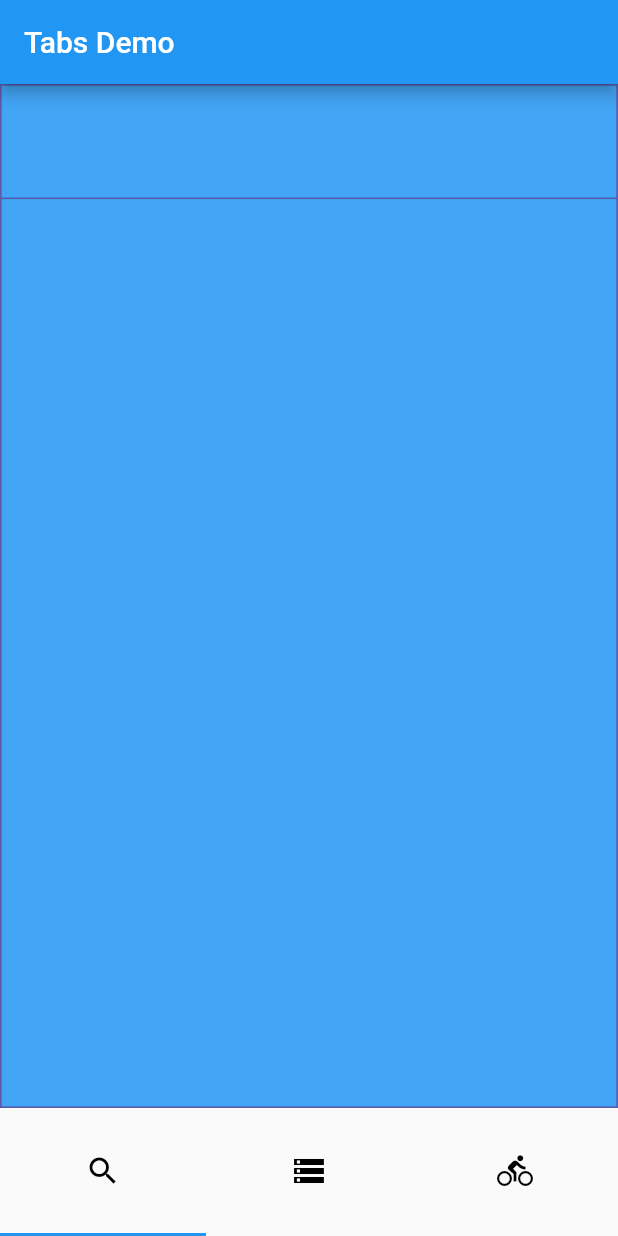
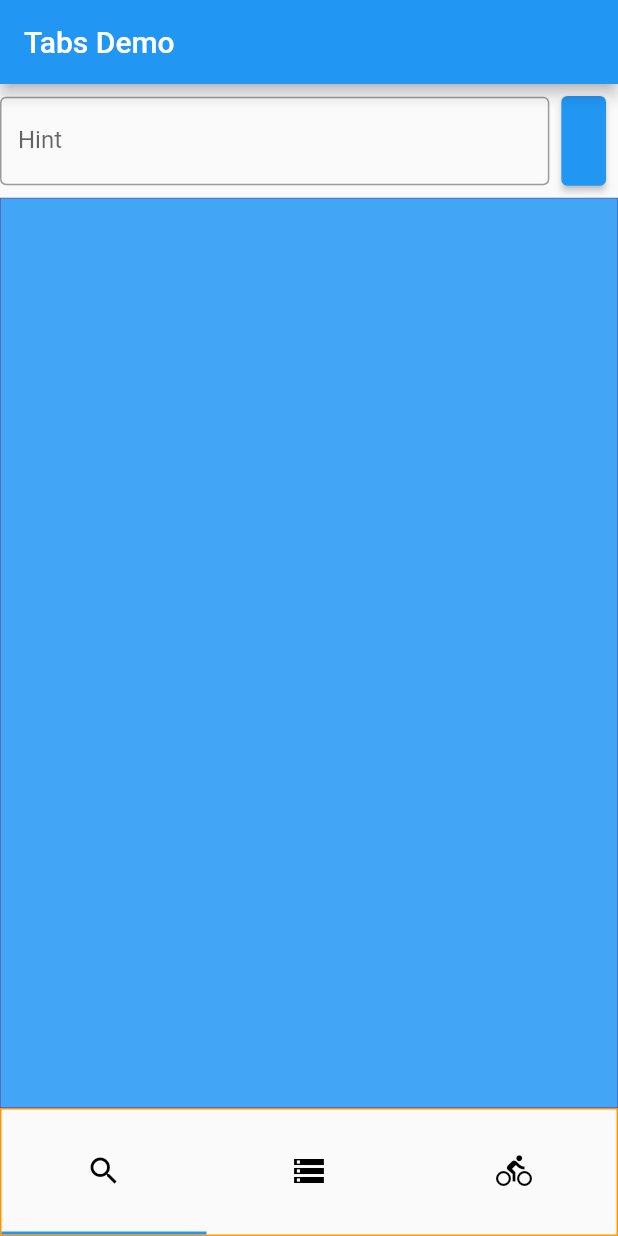
Before and after one commit to chance-up/flutter_git_api, a Flutter app: the screen it shows after launch, on a phone screen of 412 x 824 dp. Run offline on Flutter 3.47's test engine with Material 2 defaults, Android fonts, the phone set to English and light mode, and no system bars.

Commit message:
add textField and button widgets for search

```diff
--- a/lib/view/base_screen.dart
+++ b/lib/view/base_screen.dart
@@ -28,27 +28,8 @@ class BaseScreen extends StatelessWidget {
     return TabBarView(children: views);
   }
 
-  MaterialApp _buildBaseView() {
-    return MaterialApp(
-      home: DefaultTabController(
-          length: views.length,
-          child: Scaffold(
-            appBar: AppBar(
-              bottom: TabBar(
-                tabs: viewIcons,
-              ),
-              title: const Text('Tabs Demo'),
-            ),
-            body: TabBarView(
-              children: views,
-            ),
-          )),
-    );
-  }
-
-  MaterialApp _buildBaseView1() {
-    return MaterialApp(
-      home: DefaultTabController(
+  DefaultTabController _buildBaseView1() {
+    return DefaultTabController(
         length: views.length,
         child: Scaffold(
             appBar: AppBar(
@@ -64,16 +45,15 @@ class BaseScreen extends StatelessWidget {
                   flex: 1,
                   child: Container(
                     child: _buildTabBar(),
-                      decoration: const BoxDecoration(),
+                    decoration: BoxDecoration(
+                        border: Border.all(
+                      width: 1,
+                      color: Colors.orange,
+                    )),
                   ),
                 ),
               ],
-              )
-              // TabBarView(
-              //         children: views,
-              //       ),
-              )),
-    );
+            )));
   }
 
   @override
--- a/lib/view/search/search_screen.dart
+++ b/lib/view/search/search_screen.dart
@@ -14,14 +14,28 @@ class SearchScreen extends StatelessWidget {
   @override
   Widget build(BuildContext context) {
     return Container(
-      decoration: BoxDecoration(
-          color: Colors.red,
-          border: Border.all(color: Colors.indigo, width: 0.5)),
       child: Column(
         children: <Widget>[
           Expanded(
             flex: 1,
-            child: boxWidget(),
+            child: Row(children: <Widget>[
+              Expanded(
+                  flex: 8,
+                  child: TextField(
+                      decoration: InputDecoration(
+                    border: OutlineInputBorder(),
+                    labelText: 'Hint',
+                  ))),
+              Expanded(
+                  flex: 1,
+                  child: Padding(
+                    padding: const EdgeInsets.all(8.0),
+                    child: ElevatedButton(
+                      onPressed: () {},
+                      child: Text("Search"),
+                    ),
+                  )),
+            ]),
           ),
           Expanded(
             flex: 8,
```
Lines whose indentation alone changed are shown as unchanged.
